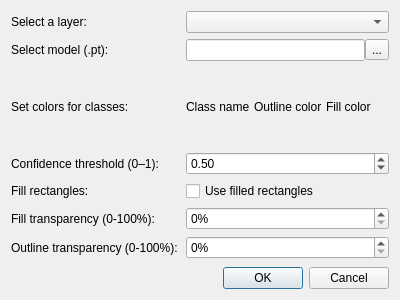
Above: yolo_plugin/yolo_plugin_dialog_base.ui from mateusz29/qgis-yolo-plugin before the change. Below: the same form after it.
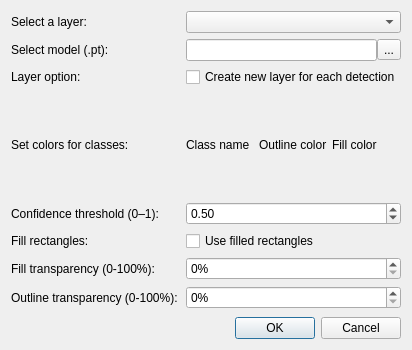
That is the form after the change.

Commit message: Add layer creation option and refactor detection layer handling in YOLOPlugin

What changed in the file:
```diff
--- a/yolo_plugin/yolo_plugin_dialog_base.ui
+++ b/yolo_plugin/yolo_plugin_dialog_base.ui
@@ -7,7 +7,7 @@
     <x>0</x>
     <y>0</y>
     <width>400</width>
-    <height>300</height>
+    <height>350</height>
    </rect>
   </property>
   <property name="windowTitle">
@@ -54,6 +54,23 @@
       <widget class="QComboBox" name="comboBox"/>
      </item>
      <item row="2" column="0">
+      <widget class="QLabel" name="label_layer_option">
+       <property name="text">
+        <string>Layer option:</string>
+       </property>
+      </widget>
+     </item>
+     <item row="2" column="1">
+      <widget class="QCheckBox" name="checkBox_new_layer">
+       <property name="text">
+        <string>Create new layer for each detection</string>
+       </property>
+       <property name="toolTip">
+        <string>When checked, creates a new layer with timestamp for each detection run. When unchecked, adds all detections to a single layer.</string>
+       </property>
+      </widget>
+     </item>
+     <item row="3" column="0">
       <widget class="QLabel" name="label_colors">
        <property name="text">
         <string>Set colors for classes:</string>
@@ -63,7 +80,7 @@
        </property>
       </widget>
      </item>
-     <item row="2" column="1">
+     <item row="3" column="1">
       <layout class="QVBoxLayout" name="verticalLayout_colors">
        <property name="spacing">
         <number>4</number>
@@ -108,14 +125,14 @@
        </item>
       </layout>
      </item>
-     <item row="3" column="0">
+     <item row="4" column="0">
       <widget class="QLabel" name="label_confidence">
        <property name="text">
         <string>Confidence threshold (0–1):</string>
        </property>
       </widget>
      </item>
-     <item row="3" column="1">
+     <item row="4" column="1">
       <widget class="QDoubleSpinBox" name="spinBox_confidence">
        <property name="minimum">
         <double>0.000000000000000</double>
@@ -131,28 +148,28 @@
        </property>
       </widget>
      </item>
-     <item row="4" column="0">
+     <item row="5" column="0">
       <widget class="QLabel" name="label_fill">
        <property name="text">
         <string>Fill rectangles:</string>
        </property>
       </widget>
      </item>
-     <item row="4" column="1">
+     <item row="5" column="1">
       <widget class="QCheckBox" name="checkBox_fill">
        <property name="text">
         <string>Use filled rectangles</string>
        </property>
       </widget>
      </item>
-     <item row="5" column="0">
+     <item row="6" column="0">
       <widget class="QLabel" name="label__fill_transparency">
        <property name="text">
         <string>Fill transparency (0-100%):</string>
        </property>
       </widget>
      </item>
-     <item row="5" column="1">
+     <item row="6" column="1">
       <widget class="QSpinBox" name="spinBox_fill_transparency">
        <property name="suffix">
         <string>%</string>
@@ -168,14 +185,14 @@
        </property>
       </widget>
      </item>
-     <item row="6" column="0">
+     <item row="7" column="0">
       <widget class="QLabel" name="label_outline_transparency">
        <property name="text">
         <string>Outline transparency (0-100%):</string>
        </property>
       </widget>
      </item>
-     <item row="6" column="1">
+     <item row="7" column="1">
       <widget class="QSpinBox" name="spinBox_outline_transparency">
        <property name="suffix">
         <string>%</string>
```
The commit also changes 2 other files.
